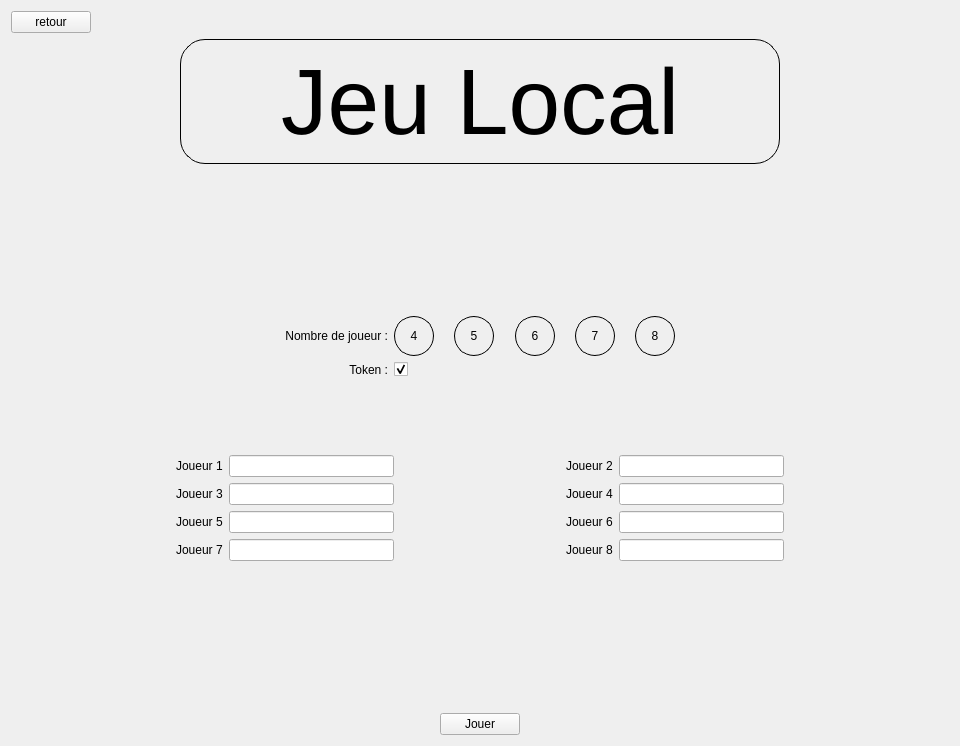
This is test_craig/jeulocal.ui in gbequet/time_bomb as Qt 5 draws it before an edit. The edited form follows.
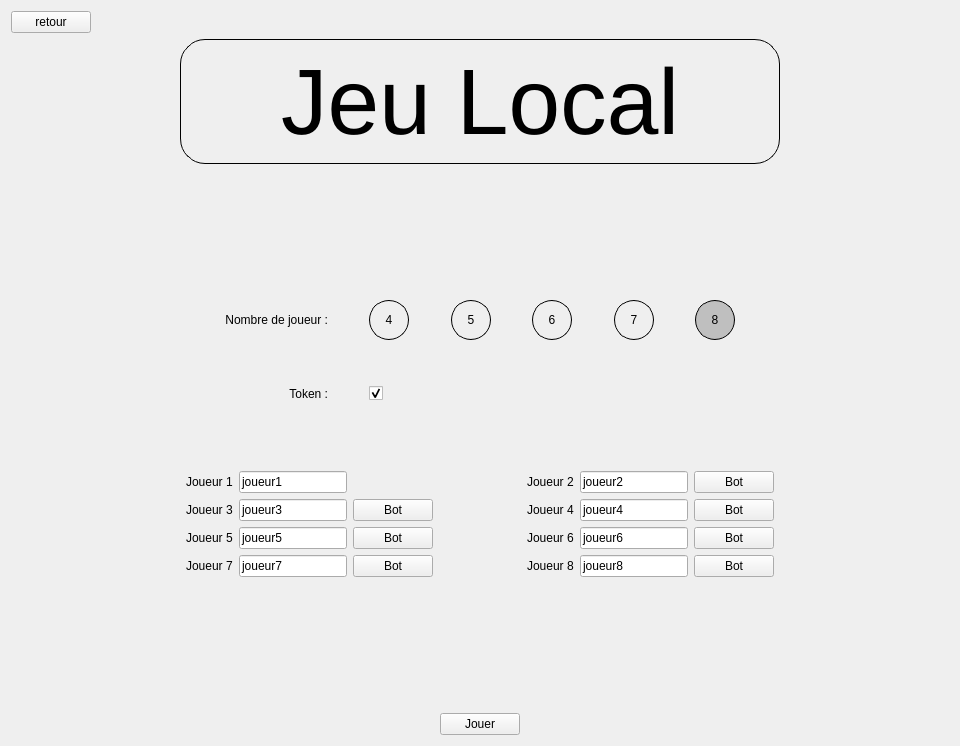
This is the edited form.

Commit message: Gestion du nombre de joueur dynamique

```diff
--- a/test_craig/jeulocal.ui
+++ b/test_craig/jeulocal.ui
@@ -123,8 +123,37 @@
    </item>
    <item>
     <layout class="QGridLayout" name="gridLayout">
-     <item row="0" column="7">
-      <spacer name="horizontalSpacer_13">
+     <item row="0" column="8">
+      <widget class="QPushButton" name="nbrJoueur4">
+       <property name="minimumSize">
+        <size>
+         <width>40</width>
+         <height>40</height>
+        </size>
+       </property>
+       <property name="styleSheet">
+        <string notr="true">QPushButton
+{
+border : 1px solid black;
+border-radius :20px;
+}
+
+QPushButton:checked
+{
+background-color: #bfbfbf;
+}
+</string>
+       </property>
+       <property name="text">
+        <string>4</string>
+       </property>
+       <property name="checkable">
+        <bool>true</bool>
+       </property>
+      </widget>
+     </item>
+     <item row="0" column="17">
+      <spacer name="horizontalSpacer_20">
        <property name="orientation">
         <enum>Qt::Horizontal</enum>
        </property>
@@ -136,7 +165,7 @@
        </property>
       </spacer>
      </item>
-     <item row="1" column="2">
+     <item row="2" column="8">
       <widget class="QCheckBox" name="checkBox">
        <property name="text">
         <string/>
@@ -146,7 +175,163 @@
        </property>
       </widget>
      </item>
-     <item row="0" column="4">
+     <item row="0" column="0">
+      <spacer name="horizontalSpacer_15">
+       <property name="orientation">
+        <enum>Qt::Horizontal</enum>
+       </property>
+       <property name="sizeHint" stdset="0">
+        <size>
+         <width>40</width>
+         <height>20</height>
+        </size>
+       </property>
+      </spacer>
+     </item>
+     <item row="2" column="6">
+      <widget class="QLabel" name="label_2">
+       <property name="text">
+        <string>Token :</string>
+       </property>
+       <property name="alignment">
+        <set>Qt::AlignRight|Qt::AlignTrailing|Qt::AlignVCenter</set>
+       </property>
+      </widget>
+     </item>
+     <item row="0" column="3">
+      <spacer name="horizontalSpacer_19">
+       <property name="orientation">
+        <enum>Qt::Horizontal</enum>
+       </property>
+       <property name="sizeHint" stdset="0">
+        <size>
+         <width>40</width>
+         <height>20</height>
+        </size>
+       </property>
+      </spacer>
+     </item>
+     <item row="0" column="18">
+      <spacer name="horizontalSpacer_21">
+       <property name="orientation">
+        <enum>Qt::Horizontal</enum>
+       </property>
+       <property name="sizeHint" stdset="0">
+        <size>
+         <width>40</width>
+         <height>20</height>
+        </size>
+       </property>
+      </spacer>
+     </item>
+     <item row="0" column="14">
+      <widget class="QPushButton" name="nbrJoueur7">
+       <property name="minimumSize">
+        <size>
+         <width>40</width>
+         <height>40</height>
+        </size>
+       </property>
+       <property name="styleSheet">
+        <string notr="true">QPushButton
+{
+border : 1px solid black;
+border-radius :20px;
+}
+
+QPushButton:checked
+{
+background-color: #bfbfbf;
+}
+</string>
+       </property>
+       <property name="text">
+        <string>7</string>
+       </property>
+       <property name="checkable">
+        <bool>true</bool>
+       </property>
+      </widget>
+     </item>
+     <item row="0" column="21">
+      <spacer name="horizontalSpacer_24">
+       <property name="orientation">
+        <enum>Qt::Horizontal</enum>
+       </property>
+       <property name="sizeHint" stdset="0">
+        <size>
+         <width>40</width>
+         <height>20</height>
+        </size>
+       </property>
+      </spacer>
+     </item>
+     <item row="0" column="1">
+      <spacer name="horizontalSpacer_17">
+       <property name="orientation">
+        <enum>Qt::Horizontal</enum>
+       </property>
+       <property name="sizeHint" stdset="0">
+        <size>
+         <width>40</width>
+         <height>20</height>
+        </size>
+       </property>
+      </spacer>
+     </item>
+     <item row="1" column="9">
+      <spacer name="verticalSpacer_6">
+       <property name="orientation">
+        <enum>Qt::Vertical</enum>
+       </property>
+       <property name="sizeHint" stdset="0">
+        <size>
+         <width>20</width>
+         <height>40</height>
+        </size>
+       </property>
+      </spacer>
+     </item>
+     <item row="0" column="15">
+      <spacer name="horizontalSpacer_14">
+       <property name="orientation">
+        <enum>Qt::Horizontal</enum>
+       </property>
+       <property name="sizeHint" stdset="0">
+        <size>
+         <width>40</width>
+         <height>20</height>
+        </size>
+       </property>
+      </spacer>
+     </item>
+     <item row="0" column="19">
+      <spacer name="horizontalSpacer_22">
+       <property name="orientation">
+        <enum>Qt::Horizontal</enum>
+       </property>
+       <property name="sizeHint" stdset="0">
+        <size>
+         <width>40</width>
+         <height>20</height>
+        </size>
+       </property>
+      </spacer>
+     </item>
+     <item row="0" column="20">
+      <spacer name="horizontalSpacer_23">
+       <property name="orientation">
+        <enum>Qt::Horizontal</enum>
+       </property>
+       <property name="sizeHint" stdset="0">
+        <size>
+         <width>40</width>
+         <height>20</height>
+        </size>
+       </property>
+      </spacer>
+     </item>
+     <item row="0" column="10">
       <widget class="QPushButton" name="nbrJoueur5">
        <property name="minimumSize">
         <size>
@@ -170,9 +355,12 @@
        <property name="text">
         <string>5</string>
        </property>
+       <property name="checkable">
+        <bool>true</bool>
+       </property>
       </widget>
      </item>
-     <item row="0" column="6">
+     <item row="0" column="12">
       <widget class="QPushButton" name="nbrJoueur6">
        <property name="minimumSize">
         <size>
@@ -196,32 +384,12 @@
        <property name="text">
         <string>6</string>
        </property>
-      </widget>
-     </item>
-     <item row="0" column="1">
-      <widget class="QLabel" name="label">
-       <property name="text">
-        <string>Nombre de joueur :</string>
+       <property name="checkable">
+        <bool>true</bool>
        </property>
-       <property name="alignment">
-        <set>Qt::AlignRight|Qt::AlignTrailing|Qt::AlignVCenter</set>
-       </property>
       </widget>
      </item>
-     <item row="0" column="0">
-      <spacer name="horizontalSpacer_9">
-       <property name="orientation">
-        <enum>Qt::Horizontal</enum>
-       </property>
-       <property name="sizeHint" stdset="0">
-        <size>
-         <width>300</width>
-         <height>20</height>
-        </size>
-       </property>
-      </spacer>
-     </item>
-     <item row="0" column="10">
+     <item row="0" column="16">
       <widget class="QPushButton" name="nbrJoueur8">
        <property name="minimumSize">
         <size>
@@ -245,22 +413,28 @@
        <property name="text">
         <string>8</string>
        </property>
+       <property name="checkable">
+        <bool>true</bool>
+       </property>
+       <property name="checked">
+        <bool>true</bool>
+       </property>
       </widget>
      </item>
-     <item row="0" column="11">
-      <spacer name="horizontalSpacer_10">
+     <item row="0" column="4">
+      <spacer name="horizontalSpacer_16">
        <property name="orientation">
         <enum>Qt::Horizontal</enum>
        </property>
        <property name="sizeHint" stdset="0">
         <size>
-         <width>300</width>
+         <width>40</width>
          <height>20</height>
         </size>
        </property>
       </spacer>
      </item>
-     <item row="0" column="3">
+     <item row="0" column="9">
       <spacer name="horizontalSpacer_11">
        <property name="orientation">
         <enum>Qt::Horizontal</enum>
@@ -273,7 +447,7 @@
        </property>
       </spacer>
      </item>
-     <item row="0" column="5">
+     <item row="0" column="11">
       <spacer name="horizontalSpacer_12">
        <property name="orientation">
         <enum>Qt::Horizontal</enum>
@@ -286,18 +460,57 @@
        </property>
       </spacer>
      </item>
-     <item row="1" column="1">
-      <widget class="QLabel" name="label_2">
+     <item row="0" column="2">
+      <spacer name="horizontalSpacer_18">
+       <property name="orientation">
+        <enum>Qt::Horizontal</enum>
+       </property>
+       <property name="sizeHint" stdset="0">
+        <size>
+         <width>40</width>
+         <height>20</height>
+        </size>
+       </property>
+      </spacer>
+     </item>
+     <item row="0" column="13">
+      <spacer name="horizontalSpacer_13">
+       <property name="orientation">
+        <enum>Qt::Horizontal</enum>
+       </property>
+       <property name="sizeHint" stdset="0">
+        <size>
+         <width>40</width>
+         <height>20</height>
+        </size>
+       </property>
+      </spacer>
+     </item>
+     <item row="0" column="22">
+      <spacer name="horizontalSpacer_10">
+       <property name="orientation">
+        <enum>Qt::Horizontal</enum>
+       </property>
+       <property name="sizeHint" stdset="0">
+        <size>
+         <width>40</width>
+         <height>20</height>
+        </size>
+       </property>
+      </spacer>
+     </item>
+     <item row="0" column="6">
+      <widget class="QLabel" name="label">
        <property name="text">
-        <string>Token :</string>
+        <string>Nombre de joueur :</string>
        </property>
        <property name="alignment">
         <set>Qt::AlignRight|Qt::AlignTrailing|Qt::AlignVCenter</set>
        </property>
       </widget>
      </item>
-     <item row="0" column="9">
-      <spacer name="horizontalSpacer_14">
+     <item row="0" column="5">
+      <spacer name="horizontalSpacer_9">
        <property name="orientation">
         <enum>Qt::Horizontal</enum>
        </property>
@@ -309,57 +522,18 @@
        </property>
       </spacer>
      </item>
-     <item row="0" column="8">
-      <widget class="QPushButton" name="nbrJoueur7">
-       <property name="minimumSize">
-        <size>
-         <width>40</width>
-         <height>40</height>
-        </size>
+     <item row="0" column="7">
+      <spacer name="horizontalSpacer_27">
+       <property name="orientation">
+        <enum>Qt::Horizontal</enum>
        </property>
-       <property name="styleSheet">
-        <string notr="true">QPushButton
-{
-border : 1px solid black;
-border-radius :20px;
-}
-
-QPushButton:checked
-{
-background-color: #bfbfbf;
-}
-</string>
-       </property>
-       <property name="text">
-        <string>7</string>
-       </property>
-      </widget>
-     </item>
-     <item row="0" column="2">
-      <widget class="QPushButton" name="nbrJoueur4">
-       <property name="minimumSize">
+       <property name="sizeHint" stdset="0">
         <size>
          <width>40</width>
-         <height>40</height>
+         <height>20</height>
         </size>
        </property>
-       <property name="styleSheet">
-        <string notr="true">QPushButton
-{
-border : 1px solid black;
-border-radius :20px;
-}
-
-QPushButton:checked
-{
-background-color: #bfbfbf;
-}
-</string>
-       </property>
-       <property name="text">
-        <string>4</string>
-       </property>
-      </widget>
+      </spacer>
      </item>
     </layout>
    </item>
@@ -378,146 +552,290 @@
    </item>
    <item>
     <layout class="QGridLayout" name="gridLayout_2">
-     <item row="0" column="0">
-      <spacer name="horizontalSpacer_6">
-       <property name="orientation">
-        <enum>Qt::Horizontal</enum>
+     <item row="2" column="8">
+      <widget class="QPushButton" name="bot6">
+       <property name="text">
+        <string>Bot</string>
        </property>
-       <property name="sizeHint" stdset="0">
-        <size>
-         <width>40</width>
-         <height>20</height>
-        </size>
-       </property>
-      </spacer>
-     </item>
-     <item row="3" column="5">
-      <widget class="QLineEdit" name="joueur8">
-       <property name="readOnly">
+       <property name="checkable">
         <bool>true</bool>
        </property>
       </widget>
      </item>
-     <item row="1" column="5">
-      <widget class="QLineEdit" name="joueur4">
-       <property name="readOnly">
-        <bool>true</bool>
+     <item row="2" column="3">
+      <widget class="QLineEdit" name="joueur5">
+       <property name="styleSheet">
+        <string notr="true">QLineEdit:read-only
+{
+    background-color: #bfbfbf;
+}</string>
        </property>
-      </widget>
-     </item>
-     <item row="1" column="4">
-      <widget class="QLabel" name="label_10">
        <property name="text">
-        <string>Joueur 4</string>
+        <string>joueur5</string>
        </property>
-      </widget>
-     </item>
-     <item row="0" column="5">
-      <widget class="QLineEdit" name="joueur2">
        <property name="readOnly">
-        <bool>true</bool>
+        <bool>false</bool>
        </property>
       </widget>
      </item>
-     <item row="1" column="2">
+     <item row="1" column="3">
       <widget class="QLineEdit" name="joueur3">
+       <property name="text">
+        <string>joueur3</string>
+       </property>
        <property name="readOnly">
-        <bool>true</bool>
+        <bool>false</bool>
+       </property>
+      </widget>
+     </item>
+     <item row="2" column="6">
+      <widget class="QLabel" name="label_7">
+       <property name="text">
+        <string>Joueur 6</string>
        </property>
       </widget>
      </item>
      <item row="3" column="2">
-      <widget class="QLineEdit" name="joueur7">
+      <widget class="QLabel" name="label_8">
+       <property name="text">
+        <string>Joueur 7</string>
+       </property>
+      </widget>
+     </item>
+     <item row="1" column="7">
+      <widget class="QLineEdit" name="joueur4">
+       <property name="text">
+        <string>joueur4</string>
+       </property>
        <property name="readOnly">
+        <bool>false</bool>
+       </property>
+      </widget>
+     </item>
+     <item row="1" column="8">
+      <widget class="QPushButton" name="bot4">
+       <property name="text">
+        <string>Bot</string>
+       </property>
+       <property name="checkable">
         <bool>true</bool>
        </property>
       </widget>
      </item>
-     <item row="0" column="6">
-      <spacer name="horizontalSpacer_7">
-       <property name="orientation">
-        <enum>Qt::Horizontal</enum>
-       </property>
-       <property name="sizeHint" stdset="0">
-        <size>
-         <width>40</width>
-         <height>20</height>
-        </size>
-       </property>
-      </spacer>
-     </item>
-     <item row="0" column="1">
+     <item row="0" column="2">
       <widget class="QLabel" name="label_3">
        <property name="text">
         <string>Joueur 1</string>
        </property>
       </widget>
      </item>
-     <item row="2" column="5">
-      <widget class="QLineEdit" name="joueur6">
-       <property name="readOnly">
-        <bool>true</bool>
+     <item row="0" column="0">
+      <spacer name="horizontalSpacer_25">
+       <property name="orientation">
+        <enum>Qt::Horizontal</enum>
        </property>
-      </widget>
-     </item>
-     <item row="0" column="4">
-      <widget class="QLabel" name="label_5">
-       <property name="text">
-        <string>Joueur 2</string>
+       <property name="sizeHint" stdset="0">
+        <size>
+         <width>40</width>
+         <height>20</height>
+        </size>
        </property>
-      </widget>
+      </spacer>
      </item>
-     <item row="3" column="4">
+     <item row="3" column="6">
       <widget class="QLabel" name="label_9">
        <property name="text">
         <string>Joueur 8</string>
        </property>
       </widget>
      </item>
-     <item row="1" column="1">
-      <widget class="QLabel" name="label_4">
+     <item row="0" column="5">
+      <spacer name="horizontalSpacer_8">
+       <property name="orientation">
+        <enum>Qt::Horizontal</enum>
+       </property>
+       <property name="sizeHint" stdset="0">
+        <size>
+         <width>40</width>
+         <height>20</height>
+        </size>
+       </property>
+      </spacer>
+     </item>
+     <item row="3" column="3">
+      <widget class="QLineEdit" name="joueur7">
+       <property name="styleSheet">
+        <string notr="true">QLineEdit:read-only
+{
+    background-color: #bfbfbf;
+}</string>
+       </property>
        <property name="text">
-        <string>Joueur 3</string>
+        <string>joueur7</string>
        </property>
+       <property name="readOnly">
+        <bool>false</bool>
+       </property>
       </widget>
      </item>
-     <item row="0" column="2">
+     <item row="0" column="1">
+      <spacer name="horizontalSpacer_6">
+       <property name="orientation">
+        <enum>Qt::Horizontal</enum>
+       </property>
+       <property name="sizeHint" stdset="0">
+        <size>
+         <width>40</width>
+         <height>20</height>
+        </size>
+       </property>
+      </spacer>
+     </item>
+     <item row="3" column="4">
+      <widget class="QPushButton" name="bot7">
+       <property name="text">
+        <string>Bot</string>
+       </property>
+       <property name="checkable">
+        <bool>true</bool>
+       </property>
+      </widget>
+     </item>
+     <item row="0" column="7">
+      <widget class="QLineEdit" name="joueur2">
+       <property name="text">
+        <string>joueur2</string>
+       </property>
+       <property name="readOnly">
+        <bool>false</bool>
+       </property>
+      </widget>
+     </item>
+     <item row="3" column="7">
+      <widget class="QLineEdit" name="joueur8">
+       <property name="styleSheet">
+        <string notr="true">QLineEdit:read-only
+{
+    background-color: #bfbfbf;
+}</string>
+       </property>
+       <property name="text">
+        <string>joueur8</string>
+       </property>
+       <property name="readOnly">
+        <bool>false</bool>
+       </property>
+      </widget>
+     </item>
+     <item row="1" column="6">
+      <widget class="QLabel" name="label_10">
+       <property name="text">
+        <string>Joueur 4</string>
+       </property>
+      </widget>
+     </item>
+     <item row="0" column="6">
+      <widget class="QLabel" name="label_5">
+       <property name="text">
+        <string>Joueur 2</string>
+       </property>
+      </widget>
+     </item>
+     <item row="0" column="8">
+      <widget class="QPushButton" name="bot2">
+       <property name="text">
+        <string>Bot</string>
+       </property>
+       <property name="checkable">
+        <bool>true</bool>
+       </property>
+      </widget>
+     </item>
+     <item row="2" column="4">
+      <widget class="QPushButton" name="bot5">
+       <property name="text">
+        <string>Bot</string>
+       </property>
+       <property name="checkable">
+        <bool>true</bool>
+       </property>
+      </widget>
+     </item>
+     <item row="2" column="7">
+      <widget class="QLineEdit" name="joueur6">
+       <property name="styleSheet">
+        <string notr="true">QLineEdit:read-only
+{
+    background-color: #bfbfbf;
+}</string>
+       </property>
+       <property name="text">
+        <string>joueur6</string>
+       </property>
+       <property name="readOnly">
+        <bool>false</bool>
+       </property>
+      </widget>
+     </item>
+     <item row="0" column="3">
       <widget class="QLineEdit" name="joueur1">
+       <property name="text">
+        <string>joueur1</string>
+       </property>
        <property name="readOnly">
-        <bool>true</bool>
+        <bool>false</bool>
        </property>
       </widget>
      </item>
      <item row="2" column="2">
-      <widget class="QLineEdit" name="joueur5">
-       <property name="readOnly">
-        <bool>true</bool>
-       </property>
-      </widget>
-     </item>
-     <item row="2" column="1">
       <widget class="QLabel" name="label_6">
        <property name="text">
         <string>Joueur 5</string>
        </property>
       </widget>
      </item>
-     <item row="2" column="4">
-      <widget class="QLabel" name="label_7">
+     <item row="3" column="8">
+      <widget class="QPushButton" name="bot8">
        <property name="text">
-        <string>Joueur 6</string>
+        <string>Bot</string>
        </property>
+       <property name="checkable">
+        <bool>true</bool>
+       </property>
       </widget>
      </item>
-     <item row="3" column="1">
-      <widget class="QLabel" name="label_8">
+     <item row="1" column="2">
+      <widget class="QLabel" name="label_4">
        <property name="text">
-        <string>Joueur 7</string>
+        <string>Joueur 3</string>
        </property>
       </widget>
      </item>
-     <item row="1" column="3">
-      <spacer name="horizontalSpacer_8">
+     <item row="1" column="4">
+      <widget class="QPushButton" name="bot3">
+       <property name="text">
+        <string>Bot</string>
+       </property>
+       <property name="checkable">
+        <bool>true</bool>
+       </property>
+      </widget>
+     </item>
+     <item row="0" column="9">
+      <spacer name="horizontalSpacer_7">
+       <property name="orientation">
+        <enum>Qt::Horizontal</enum>
+       </property>
+       <property name="sizeHint" stdset="0">
+        <size>
+         <width>40</width>
+         <height>20</height>
+        </size>
+       </property>
+      </spacer>
+     </item>
+     <item row="0" column="10">
+      <spacer name="horizontalSpacer_26">
        <property name="orientation">
         <enum>Qt::Horizontal</enum>
        </property>
```
The commit also changes 7 other files.
